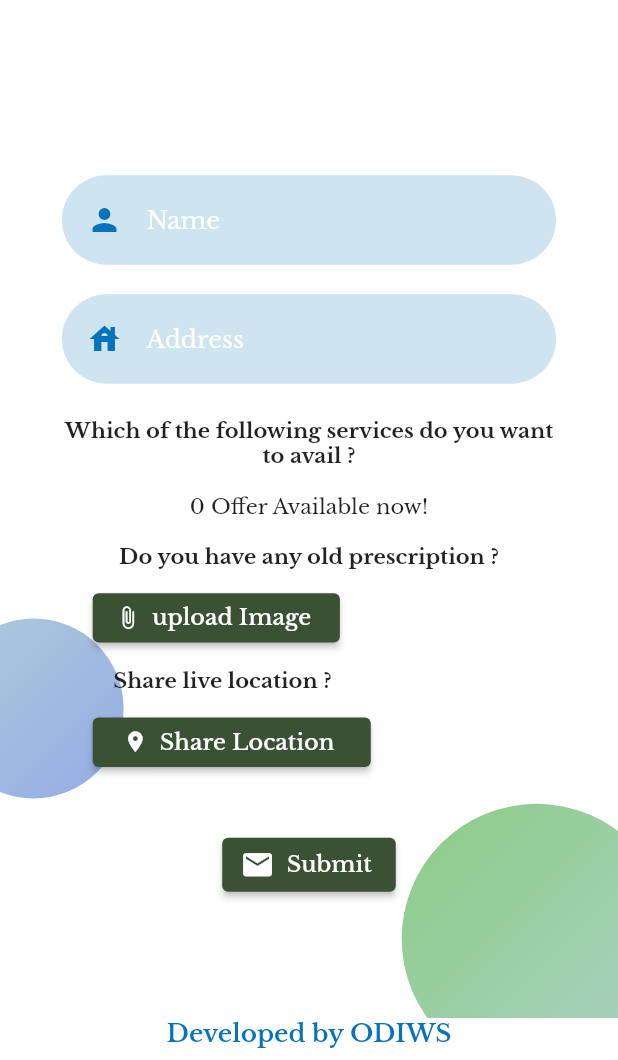
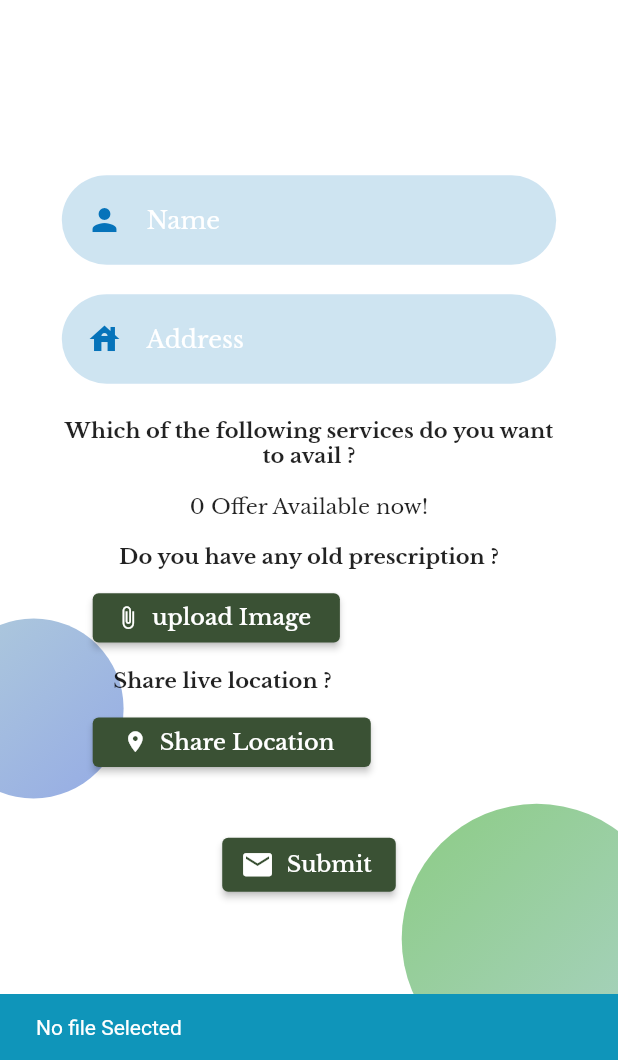
Before and after one commit to talhariaz324/Health-Care, a Flutter app: the screen it shows once a user with an empty profile is signed in, after a tap on "upload Image", on a phone screen of 412 x 824 dp, the part 176-1236 px from its top. Run offline on Flutter 3.47's test engine with Material 2 defaults, Android fonts, the phone set to English and light mode, and no system bars; our stand-ins replace cloud_firestore, file_picker, firebase_auth, firebase_core, firebase_storage, google_fonts; missing offline and left inert: splash_screen_view; accounts and stored records are empty.

```diff
--- a/lib/main.dart
+++ b/lib/main.dart
@@ -31,7 +31,7 @@ class MyApp extends StatelessWidget {
 MultiProvider(
       providers: [
         ChangeNotifierProvider(create: (context) => NewServices(),),
-        // ChangeNotifierProvider(create: (context) => ImgProvider(),),
+
       ],
       child:    MaterialApp(
       title: 'Flutter Demo',
--- /dev/null
+++ b/lib/screens/components/storage_service_file.dart
@@ -0,0 +1,32 @@
+import 'dart:io';
+
+import 'package:firebase_auth/firebase_auth.dart';
+import 'package:firebase_core/firebase_core.dart' as firebase_core;
+import 'package:firebase_storage/firebase_storage.dart' as firebase_storage;
+import 'package:flutter/material.dart';
+
+class Storage {
+  final firebase_storage.FirebaseStorage storage = firebase_storage.FirebaseStorage.instance;
+  final userId = FirebaseAuth.instance.currentUser!.uid;
+  Future<void> uploadFile(String? filePath, String fileName) async {
+    File file  = File(filePath!);
+
+    try {
+      await storage.ref('prescriptions/$userId/$fileName').putFile(file);
+    } on firebase_core.FirebaseException catch (e) {
+    print(e);
+    }
+  }
+  Future<firebase_storage.ListResult> listFiles() async {
+    firebase_storage.ListResult result = await storage.ref('prescriptions/$userId').listAll();
+    result.items.forEach((firebase_storage.Reference ref) {
+      print('Found file: $ref');
+     });
+     return result;
+  }
+
+  Future<String> downloadUrl(String imageName) async {
+    String downloadUrl = await storage.ref('prescriptions/$userId/$imageName').getDownloadURL();
+    return downloadUrl;
+  }
+}
--- a/lib/screens/home.dart
+++ b/lib/screens/home.dart
@@ -1,13 +1,14 @@
 import 'dart:io';
 
 import 'package:cloud_firestore/cloud_firestore.dart';
+import 'package:file_picker/file_picker.dart';
 import 'package:firebase_auth/firebase_auth.dart';
 import 'package:flutter/material.dart';
 import 'package:health_care/constants.dart';
-import 'package:health_care/provider/img_provider.dart';
+
 import 'package:health_care/routes/routes.dart';
-import 'package:image_picker/image_picker.dart';
-import 'package:provider/provider.dart';
+import 'package:health_care/screens/components/storage_service_file.dart';
+
 
 import '../components/input_container.dart';
 class Home extends StatefulWidget {
@@ -25,25 +26,6 @@ class _HomeState extends State<Home> {
   TextEditingController nameController = TextEditingController();
   TextEditingController addressController = TextEditingController();
   String userId = FirebaseAuth.instance.currentUser!.uid;
-//     File? _storedImage;
-//  Future<void> takePicture() async {
-
-//     final picker = ImagePicker();
-//     final imageFile = await picker.pickImage(
-//       source: ImageSource.gallery,
-//       maxWidth: 600,
-//     );
-//     if (imageFile == null) {
-//       return;
-//     }
-
-
-//         setState(() {
-//           _storedImage = File(imageFile.path);
-//         });
-
-
-//   }
 
   void _submit() async {
     if (_formKeys.currentState!.validate()) {
@@ -73,16 +55,9 @@ class _HomeState extends State<Home> {
     }
      });
   }
-    // await  FirebaseFirestore.instance.collection('required_service').doc(userId).collection('services').doc().set({
-    //     'name': nameController.text,
-    //     'address': addressController.text,
-    //     'services' : {
-    //       // reqServices['name'] : reqServices['price']
-    //     },
-    //   });
-
   @override
   Widget build(BuildContext context) {
+    final Storage storage = Storage();
     var size = MediaQuery.of(context).size;
     // final imgProvider = Provider.of<ImgProvider>(context);
     return Scaffold(
@@ -293,31 +268,36 @@ class _HomeState extends State<Home> {
 
                                               Padding(
                           padding:  EdgeInsets.only(left:size.width * 0.15),
-                          child: Align(alignment: Alignment.topLeft,child: SizedBox(height: size.height * 0.04, width:  size.width * 0.4,child: ElevatedButton.icon(onPressed: (){
+                          child: Align(alignment: Alignment.topLeft,child: SizedBox(height: size.height * 0.04, width:  size.width * 0.4,child: ElevatedButton.icon(onPressed: () async{
 
-                                // imgProvider.takePicture();
+                                final results = await FilePicker.platform.pickFiles(
+                                  allowMultiple: false,
+                                  type:  FileType.custom,
+                                  allowedExtensions: ['png','jpg','jpeg'],
+                                );
 
+                                if (results == null) {
+                                  ScaffoldMessenger.of(context).showSnackBar(
+                                     SnackBar(content: const Text('No file Selected'),backgroundColor: Theme.of(context).cardColor,)
+                                  );
+                                 return;
+                                }
+                              final path = results.files.single.path ;
+                              final fileName = results.files.single.name ;
+
+                              storage.uploadFile(path, fileName).then((value) => print('done'));
 
                           }, icon:  Icon(Icons.attach_file,size: size.height * 0.02,), label:  Text('upload Image',style: TextStyle(fontSize: size.height  * 0.018),),style: ElevatedButton.styleFrom(primary: activeBack,)))),
                                             ),
-        //                                     Container(
-        //   width: 150,
-        //   height: 100,
-        //   decoration: BoxDecoration(
-        //     border: Border.all(width: 1, color: Colors.grey),
-        //   ),
-        //   child: _storedImage != null
-        //       ? Image.file(
-        //           _storedImage?? File('/'),
-        //           fit: BoxFit.cover,
-        //           width: double.infinity,
-        //         )
-        //       : const Text(
-        //           'No Image Taken',
-        //           textAlign: TextAlign.center,
-        //         ),
-        //   alignment: Alignment.center,
-        // ),
+                                              // FutureBuilder(
+                                              //   future: storage.downloadUrl(results.),
+                                              //   builder: (context, snapshot) {
+                                              //     if (snapshot.connectionState == ConnectionState.done) {
+                                              //       return Image.network(snapshot.data.toString(),height:20,width: 10,);
+                                              //     }
+                                              //     return const Text('No Image Selected');
+                                              //   },
+                                              // )
                                            ],),
                                             SizedBox(height: size.height * 0.02,),
                                            Padding(
--- a/pubspec.yaml
+++ b/pubspec.yaml
@@ -29,13 +29,13 @@ environment:
 dependencies:
   cloud_firestore: ^3.1.15
   cupertino_icons: ^1.0.2
+  file_picker: ^4.6.1
   firebase_auth: ^3.3.18
   firebase_core: ^1.17.0
   firebase_storage: ^10.2.17
   flutter:
     sdk: flutter
   google_fonts: ^2.3.2
-  image_picker: ^0.8.5+3
   provider: ^6.0.3
   splash_screen_view: ^3.0.0
 
```
Also changed, not shown: lib/provider/img_provider.dart (deleted, +0 -33 lines), lib/screens/components/image_input.dart (deleted, +0 -71 lines), pubspec.lock, 2 other files.
